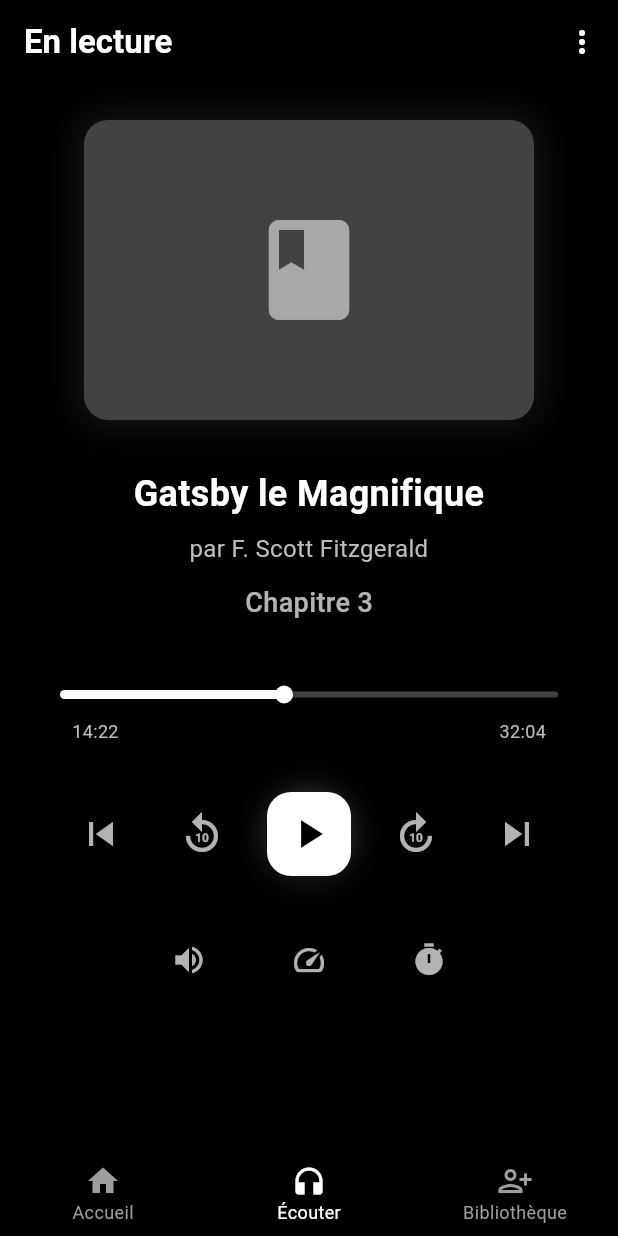
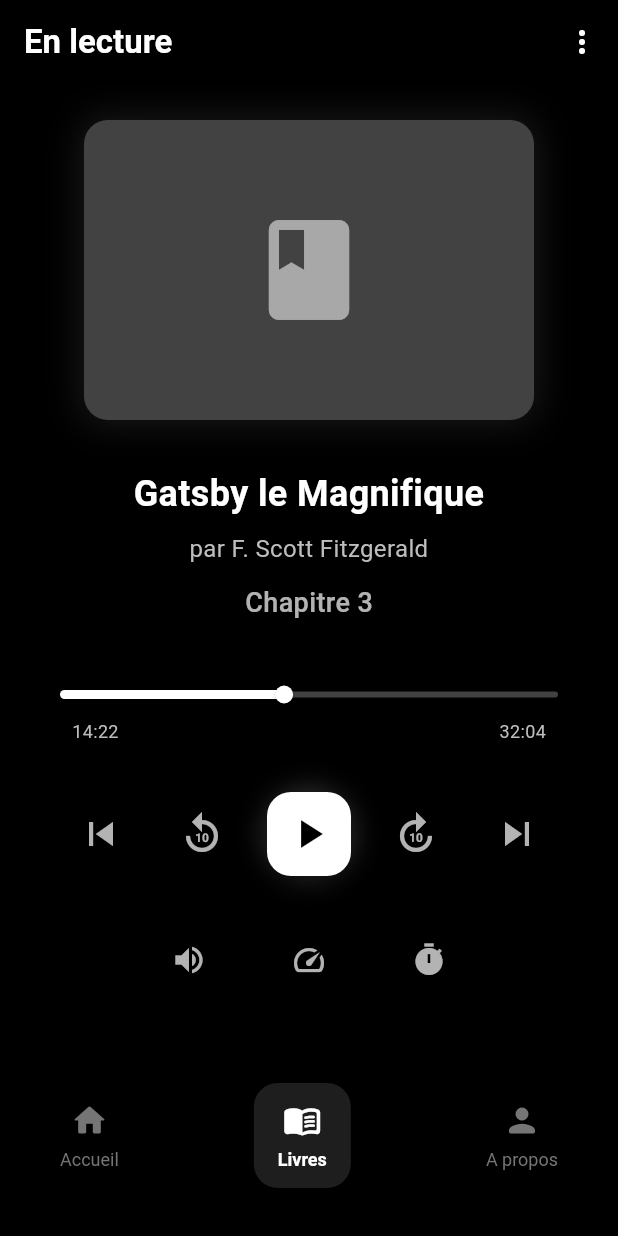
Before and after one commit to JulesNyom/Saga, a Flutter app: the screen it shows after launch, item 2 of the bottom bar chosen, on a phone screen of 412 x 824 dp. Run offline on Flutter 3.47's test engine with Material 3 defaults, Android fonts, the phone set to English and light mode, and no system bars.

Commit message:
Modified the bottom bar

```diff
--- a/saga/lib/screens/tab_manager.dart
+++ b/saga/lib/screens/tab_manager.dart
@@ -1,5 +1,5 @@
 import 'package:flutter/material.dart';
-import 'tab_screens/library.dart';
+import 'tab_screens/about.dart';
 import 'tab_screens/listen.dart';
 import 'tab_screens/home.dart';
 
@@ -10,13 +10,13 @@ class Homepage extends StatefulWidget {
   State<Homepage> createState() => _HomepageState();
 }
 
-class _HomepageState extends State<Homepage> {
+class _HomepageState extends State<Homepage> with TickerProviderStateMixin {
   int _currentIndex = 0;
 
   final List<Widget> _screens = const [
     Home(),
     Listen(),
-    Library(),
+    About(),
   ];
 
   @override
@@ -27,36 +27,76 @@ class _HomepageState extends State<Homepage> {
         duration: const Duration(milliseconds: 300),
         child: _screens[_currentIndex],
       ),
-      bottomNavigationBar: BottomNavigationBar(
-        currentIndex: _currentIndex,
-        onTap: (index) {
+      bottomNavigationBar: Theme(
+        data: ThemeData(
+          splashColor: Colors.transparent,
+          highlightColor: Colors.transparent,
+        ),
+        child: Container(
+          color: Colors.black,
+          padding: const EdgeInsets.only(top: 12, bottom: 32, left: 24, right: 24),
+          child: Row(
+            mainAxisAlignment: MainAxisAlignment.spaceBetween,
+            children: [
+              _buildNavItem(
+                0,
+                "Accueil",
+                Icons.home_rounded,
+              ),
+              _buildNavItem(
+                1,
+                "Livres",
+                Icons.menu_book_rounded,
+              ),
+              _buildNavItem(
+                2,
+                "A propos",
+                Icons.person_rounded,
+              ),
+            ],
+          ),
+        ),
+      ),
+    );
+  }
+
+  Widget _buildNavItem(int index, String label, IconData icon) {
+    bool isSelected = _currentIndex == index;
+
+    return GestureDetector(
+      onTap: () {
         setState(() {
           _currentIndex = index;
         });
       },
-        backgroundColor: Colors.black,
-        selectedItemColor: Colors.white,
-        unselectedItemColor: Colors.grey,
-        selectedFontSize: 12,
-        unselectedFontSize: 12,
-        type: BottomNavigationBarType.fixed,
-        items: const [
-          BottomNavigationBarItem(
-            icon: Icon(Icons.home),
-            activeIcon: Icon(Icons.home_filled),
-            label: 'Accueil',
+      child: AnimatedContainer(
+        duration: const Duration(milliseconds: 200),
+        curve: Curves.easeInOut,
+        padding: const EdgeInsets.symmetric(horizontal: 16, vertical: 12),
+        decoration: BoxDecoration(
+          color: isSelected ? const Color(0xFF1E1E1E) : Colors.transparent,
+          borderRadius: BorderRadius.circular(16),
         ),
-          BottomNavigationBarItem(
-            icon: Icon(Icons.headphones_outlined),
-            activeIcon: Icon(Icons.headphones),
-            label: 'Écouter',
+        child: Column(
+          mainAxisSize: MainAxisSize.min,
+          children: [
+            Icon(
+              icon,
+              color: isSelected ? Colors.white : Colors.grey.shade600,
+              size: 26,
             ),
-          BottomNavigationBarItem(
-            icon: Icon(Icons.person_add_alt_1_outlined),
-            activeIcon: Icon(Icons.person_add_alt_sharp),
-            label: 'Bibliothèque',
+            const SizedBox(height: 6),
+            AnimatedDefaultTextStyle(
+              duration: const Duration(milliseconds: 200),
+              style: TextStyle(
+                fontSize: 12,
+                fontWeight: isSelected ? FontWeight.w600 : FontWeight.normal,
+                color: isSelected ? Colors.white : Colors.grey.shade600,
+              ),
+              child: Text(label),
             ),
           ],
+        ),
       ),
     );
   }
--- a/saga/lib/screens/tab_screens/library.dart
+++ b/saga/lib/screens/tab_screens/about.dart
@@ -1,7 +1,7 @@
 import 'package:flutter/material.dart';
 
-class Library extends StatelessWidget {
-  const Library({super.key});
+class About extends StatelessWidget {
+  const About ({super.key});
 
   @override
   Widget build(BuildContext context) {
```
Lines whose indentation alone changed are shown as unchanged.
